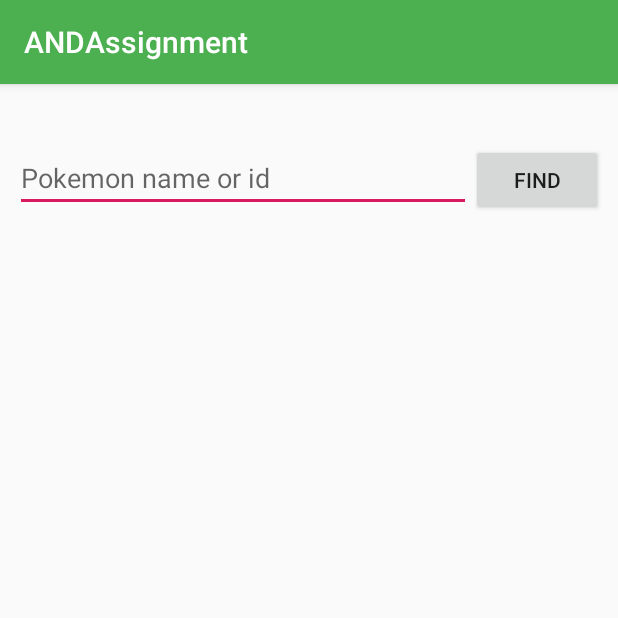
After one commit to ESipalis/AND1Assignment, an Android app: the PokemonAddActivity screen opened directly, with no data from a screen before it, on a phone screen of 412 x 824 dp, the top half of it. The commit adds this screen. Run offline under Robolectric (Android 15) with nearby library versions, the phone set to English and light mode, and no system bars; pictures from the network do not load.

Commit message:
AddPokemonActivity, PokemonApi.

```diff
--- a/app/src/main/AndroidManifest.xml
+++ b/app/src/main/AndroidManifest.xml
@@ -2,6 +2,8 @@
 <manifest xmlns:android="http://schemas.android.com/apk/res/android"
     xmlns:tools="http://schemas.android.com/tools"
     package="com.example.andassignment">
+
+    <uses-permission android:name="android.permission.INTERNET"/>
 
     <application
         android:allowBackup="true"
@@ -19,6 +21,7 @@
                 <category android:name="android.intent.category.LAUNCHER" />
             </intent-filter>
         </activity>
+        <activity android:name=".PokemonAddActivity" />
     </application>
 
 </manifest>
--- /dev/null
+++ b/app/src/main/java/com/example/andassignment/PokemonAddActivity.java
@@ -0,0 +1,118 @@
+package com.example.andassignment;
+
+import android.content.Context;
+import android.os.Bundle;
+import android.view.View;
+import android.view.inputmethod.InputMethodManager;
+import android.widget.EditText;
+import android.widget.ImageView;
+import android.widget.LinearLayout;
+import android.widget.TextView;
+import android.widget.Toast;
+
+import androidx.annotation.NonNull;
+import androidx.annotation.Nullable;
+import androidx.appcompat.app.AlertDialog;
+import androidx.appcompat.app.AppCompatActivity;
+
+import com.bumptech.glide.Glide;
+import com.example.andassignment.api.ApiServiceFactory;
+import com.example.andassignment.api.PokemonDto;
+import com.example.andassignment.model.Pokemon;
+import com.google.android.gms.tasks.OnFailureListener;
+import com.google.android.gms.tasks.OnSuccessListener;
+
+import retrofit2.Call;
+import retrofit2.Callback;
+import retrofit2.Response;
+
+public class PokemonAddActivity extends AppCompatActivity {
+
+    private EditText editTextFindPokemonNameOrId;
+    private LinearLayout foundPokemonContainer;
+
+    private ImageView imageViewFoundPokemonImage;
+    private TextView textViewFoundPokemonName;
+    private EditText editTextCustomPokemonName;
+
+    private Pokemon foundPokemon;
+
+    @Override
+    protected void onCreate(@Nullable Bundle savedInstanceState) {
+        super.onCreate(savedInstanceState);
+
+        setContentView(R.layout.pokemon_add);
+
+        editTextFindPokemonNameOrId = findViewById(R.id.editTextFindPokemonNameOrId);
+        foundPokemonContainer = findViewById(R.id.foundPokemonContainer);
+        imageViewFoundPokemonImage = findViewById(R.id.imageViewFoundPokemonImage);
+        textViewFoundPokemonName = findViewById(R.id.textViewFoundPokemonName);
+        editTextCustomPokemonName = findViewById(R.id.editTextCustomPokemonName);
+
+        showFoundPokemon(null);
+    }
+
+    public void findPokemon(View view) {
+        Call<PokemonDto> pokemonCall = ApiServiceFactory.getPokemonApi().getPokemon(editTextFindPokemonNameOrId.getText().toString());
+        pokemonCall.enqueue(new Callback<PokemonDto>() {
+            @Override
+            public void onResponse(Call<PokemonDto> call, Response<PokemonDto> response) {
+                if (response.isSuccessful()) {
+                    showFoundPokemon(response.body().asPokemon());
+                } else {
+                    new AlertDialog.Builder(getApplicationContext())
+                            .setTitle("Unsuccessful response")
+                            .setMessage(response.body() + "")
+                            .show();
+                }
+            }
+
+            @Override
+            public void onFailure(Call<PokemonDto> call, Throwable t) {
+                new AlertDialog.Builder(getApplicationContext())
+                        .setTitle("Error occurred")
+                        .setMessage(t.getMessage())
+                        .show();
+
+            }
+        });
+    }
+
+    private void showFoundPokemon(Pokemon pokemon) {
+        this.foundPokemon = pokemon;
+        if (pokemon == null) {
+            foundPokemonContainer.setVisibility(View.INVISIBLE);
+            return;
+        }
+
+
+        View currentView = getCurrentFocus();
+        if (currentView != null) {
+            InputMethodManager inputMethodManager = (InputMethodManager) getSystemService(Context.INPUT_METHOD_SERVICE);
+            inputMethodManager.hideSoftInputFromWindow(currentView.getWindowToken(), 0);
+        }
+        editTextFindPokemonNameOrId.clearFocus();
+        editTextFindPokemonNameOrId.setText(null);
+        foundPokemonContainer.setVisibility(View.VISIBLE);
+        textViewFoundPokemonName.setText(pokemon.getOriginalName());
+        Glide.with(this).load(pokemon.getImageUrl()).into(imageViewFoundPokemonImage);
+    }
+
+    public void addPokemon(View view) {
+        foundPokemon.setCustomName(editTextCustomPokemonName.getText().toString());
+        PokemonRepository.INSTANCE.addPokemon(foundPokemon)
+                .addOnSuccessListener(this, new OnSuccessListener<Void>() {
+                    @Override
+                    public void onSuccess(Void aVoid) {
+                        showFoundPokemon(null);
+                        Toast.makeText(PokemonAddActivity.this, "Pokemon added successfully", Toast.LENGTH_SHORT).show();
+                    }
+                })
+                .addOnFailureListener(this, new OnFailureListener() {
+                    @Override
+                    public void onFailure(@NonNull Exception e) {
+                        Toast.makeText(PokemonAddActivity.this, "An error occurred while trying to add new pokemon", Toast.LENGTH_SHORT).show();
+                    }
+                });
+    }
+}
--- a/app/src/main/res/layout/activity_main.xml
+++ b/app/src/main/res/layout/activity_main.xml
@@ -49,13 +49,13 @@
     <include layout="@layout/content_main" />
 
     <com.google.android.material.floatingactionbutton.FloatingActionButton
-        android:id="@+id/fab"
         android:layout_width="wrap_content"
         android:layout_height="wrap_content"
         android:layout_gravity="bottom|center"
         android:layout_marginBottom="@dimen/fab_margin"
         app:backgroundTint="#4CAF50"
         app:maxImageSize="50dp"
-        app:srcCompat="@drawable/ic_add_black_24dp" />
+        app:srcCompat="@drawable/ic_add_black_24dp"
+        android:onClick="addButtonClicked"/>
 
 </androidx.coordinatorlayout.widget.CoordinatorLayout>
--- /dev/null
+++ b/app/src/main/res/layout/pokemon_add.xml
@@ -0,0 +1,72 @@
+<?xml version="1.0" encoding="utf-8"?>
+<LinearLayout xmlns:android="http://schemas.android.com/apk/res/android"
+    android:layout_width="match_parent"
+    android:layout_height="match_parent"
+    xmlns:tools="http://schemas.android.com/tools"
+    tools:context=".PokemonAddActivity"
+    android:orientation="vertical"
+    android:padding="10dp"
+    >
+
+    <LinearLayout
+        android:layout_width="match_parent"
+        android:layout_height="wrap_content"
+        android:layout_marginTop="30dp"
+        >
+        <EditText
+            android:id="@+id/editTextFindPokemonNameOrId"
+            android:layout_width="0dp"
+            android:layout_height="wrap_content"
+            android:layout_weight="1"
+            android:hint="Pokemon name or id"/>
+        <Button
+            android:layout_width="wrap_content"
+            android:layout_height="wrap_content"
+            android:text="Find"
+            android:onClick="findPokemon"/>
+    </LinearLayout>
+    <LinearLayout
+        android:id="@+id/foundPokemonContainer"
+        android:layout_width="match_parent"
+        android:layout_height="wrap_content"
+        android:orientation="vertical"
+        android:layout_gravity="center">
+        <ImageView
+            android:id="@+id/imageViewFoundPokemonImage"
+            android:layout_width="wrap_content"
+            android:layout_height="300dp"
+            android:layout_gravity="center"
+            android:contentDescription="Found pokemon image"/>
+        <TextView
+            android:id="@+id/textViewFoundPokemonName"
+            android:layout_width="wrap_content"
+            android:layout_height="wrap_content"
+            android:layout_gravity="center"
+            android:textSize="30dp"
+            android:text="Found pokemon name"/>
+
+        <TextView
+            android:layout_width="wrap_content"
+            android:layout_height="wrap_content"
+            android:text="You can give your own name to the found pokemon and add it to your collection."
+            android:layout_marginTop="30dp"/>
+        <LinearLayout
+            android:layout_width="match_parent"
+            android:layout_height="match_parent"
+            android:orientation="horizontal">
+            <EditText
+                android:id="@+id/editTextCustomPokemonName"
+                android:layout_width="0dp"
+                android:layout_height="wrap_content"
+                android:layout_weight="1"
+                android:hint="Custom pokemon name"/>
+            <Button
+                android:layout_width="wrap_content"
+                android:layout_height="wrap_content"
+                android:text="Add"
+                android:onClick="addPokemon"/>
+        </LinearLayout>
+
+    </LinearLayout>
+
+</LinearLayout>
--- a/app/src/main/res/values/strings.xml
+++ b/app/src/main/res/values/strings.xml
@@ -3,4 +3,6 @@
     <string name="action_settings">Settings</string>
     <string name="sign_out">SIGN OUT</string>
     <string name="your_pokemons">YOUR POKEMONS</string>
+    <string name="pokemon_image_content_description">Pokemon image</string>
+    <string name="pokemon_name_text_placeholder">Pokemon Name</string>
 </resources>
```
Also changed, not shown: app/build.gradle (+16 -6 lines), app/src/main/java/com/example/andassignment/MainActivity.java (+45 -40 lines), app/src/main/java/com/example/andassignment/MainActivityViewModel.java (added, +87 -0 lines), app/src/main/java/com/example/andassignment/PokemonRepository.java (added, +31 -0 lines), app/src/main/java/com/example/andassignment/PokemonViewHolder.java (added, +30 -0 lines), app/src/main/java/com/example/andassignment/api/ApiServiceFactory.java (added, +20 -0 lines), app/src/main/java/com/example/andassignment/api/PokemonApi.java (added, +11 -0 lines), app/src/main/java/com/example/andassignment/api/PokemonDto.java (added, +15 -0 lines), app/src/main/java/com/example/andassignment/model/Pokemon.java (added, +51 -0 lines), app/src/main/java/com/example/andassignment/model/User.java (added, +30 -0 lines), app/src/main/res/layout/content_main.xml (+10 -14 lines), app/src/main/res/layout/pokemon_list_item.xml (added, +26 -0 lines), app/src/main/res/menu/menu_main.xml (deleted, +0 -10 lines), 2 other files.
